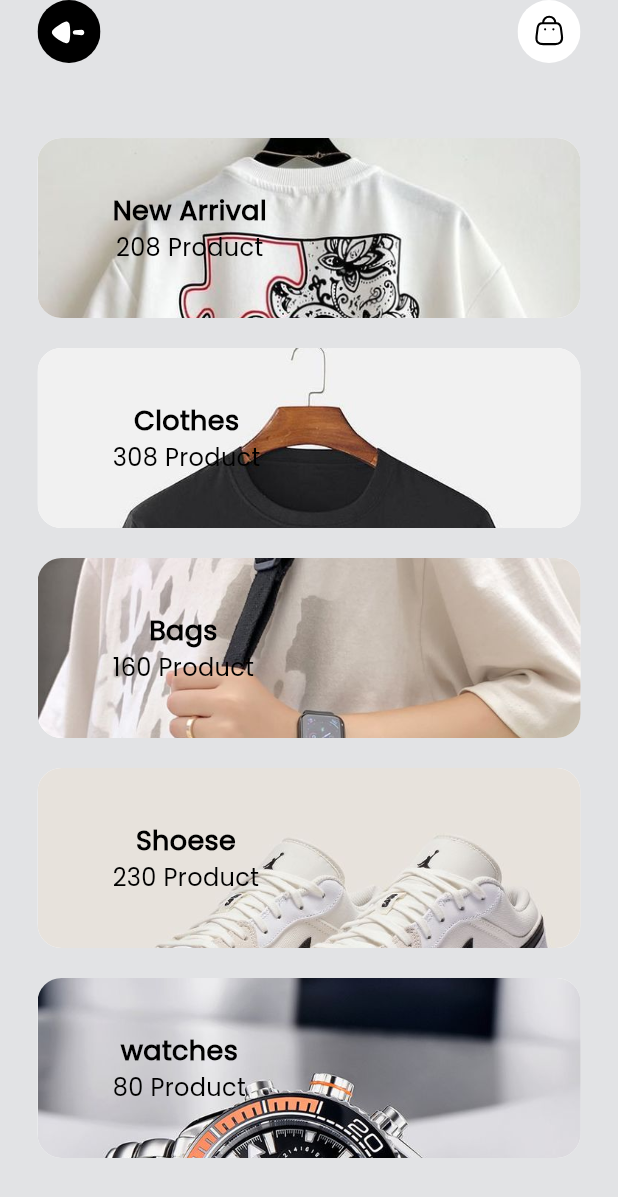
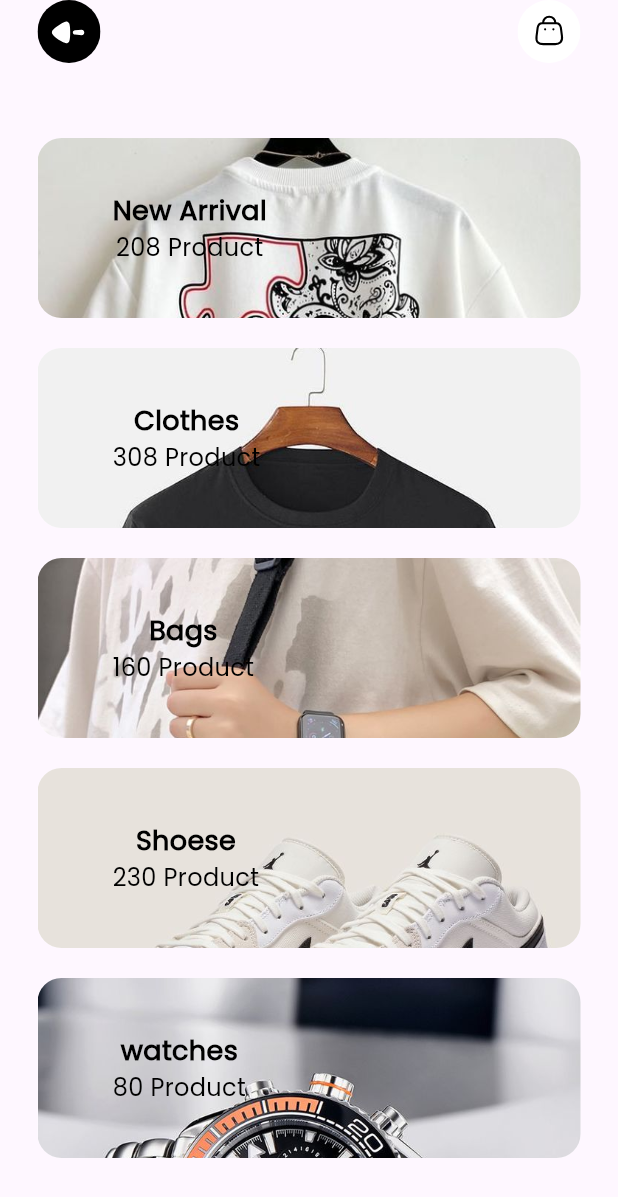
Before and after one commit to SeifRashedd/Fashion_Market, a Flutter app: the MenuView screen opened by its route, on a phone screen of 412 x 824 dp. Shown: the top 1197 px of the screen. Run offline on Flutter 3.47's test engine with Material 3 defaults, Android fonts, the phone set to English and light mode, and no system bars; our stand-ins replace firebase_auth, firebase_core, flutter_svg, gap, go_router; accounts and stored records are empty.

Commit message:
fix some issue in menu screen

```diff
--- a/lib/Features/menu/presentation/view/menu_view.dart
+++ b/lib/Features/menu/presentation/view/menu_view.dart
@@ -7,7 +7,6 @@ class MenuView extends StatelessWidget {
   @override
   Widget build(BuildContext context) {
     return const Scaffold(
-      backgroundColor: Color(0xffE2E3E5),
       body: SafeArea(child: MenuViewBody()),
     );
   }
--- a/lib/Features/menu/presentation/view/widgets/manu_view_app_bar.dart
+++ b/lib/Features/menu/presentation/view/widgets/manu_view_app_bar.dart
@@ -8,7 +8,14 @@ class MenuViewAppBar extends StatelessWidget {
   Widget build(BuildContext context) {
     return Row(
       children: [
-        SizedBox(height: 42, width: 42, child: AppImages.backarrow),
+        SizedBox(
+            height: 42,
+            width: 42,
+            child: GestureDetector(
+                onTap: () {
+                  Navigator.of(context).pop();
+                },
+                child: AppImages.backarrow)),
         const Spacer(),
         SizedBox(height: 42, width: 42, child: AppImages.cart),
       ],
```
